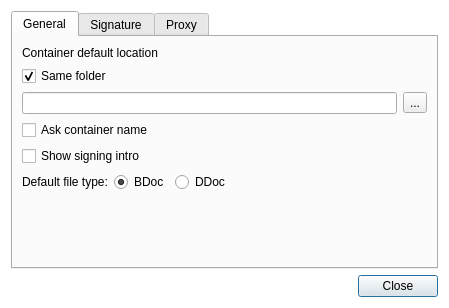
Above: qdigidoc/trunk/client/ui/Settings.ui from tixsys/esteid before the change. Below: the same form after it.
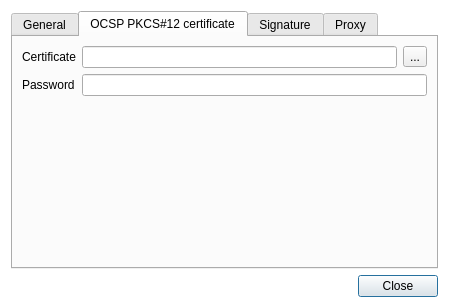
That is the form after the change. The open tabs and pages were chosen to show the change.

Commit message: qdigidoc: client add PKCS12 certificate config

Patch:
```diff
--- a/qdigidoc/trunk/client/ui/Settings.ui
+++ b/qdigidoc/trunk/client/ui/Settings.ui
@@ -6,7 +6,7 @@
    <rect>
     <x>0</x>
     <y>0</y>
-    <width>446</width>
+    <width>423</width>
     <height>298</height>
    </rect>
   </property>
@@ -134,6 +134,57 @@
        </item>
       </layout>
      </widget>
+     <widget class="QWidget" name="tabPKCS12">
+      <attribute name="title">
+       <string>OCSP PKCS#12 certificate</string>
+      </attribute>
+      <layout class="QGridLayout" name="tabPKCS12Layout">
+       <item row="0" column="0">
+        <widget class="QLabel" name="p12CertLabel">
+         <property name="text">
+          <string>Certificate</string>
+         </property>
+        </widget>
+       </item>
+       <item row="0" column="1">
+        <layout class="QHBoxLayout" name="p12Layout">
+         <item>
+          <widget class="QLineEdit" name="p12Cert"/>
+         </item>
+         <item>
+          <widget class="QToolButton" name="p12Button">
+           <property name="text">
+            <string>...</string>
+           </property>
+          </widget>
+         </item>
+        </layout>
+       </item>
+       <item row="1" column="0">
+        <widget class="QLabel" name="p12PassLabel">
+         <property name="text">
+          <string>Password</string>
+         </property>
+        </widget>
+       </item>
+       <item row="1" column="1">
+        <widget class="QLineEdit" name="p12Pass"/>
+       </item>
+       <item row="2" column="1">
+        <spacer name="tabPKCS12Spacer">
+         <property name="orientation">
+          <enum>Qt::Vertical</enum>
+         </property>
+         <property name="sizeHint" stdset="0">
+          <size>
+           <width>20</width>
+           <height>153</height>
+          </size>
+         </property>
+        </spacer>
+       </item>
+      </layout>
+     </widget>
      <widget class="QWidget" name="tabSignature">
       <attribute name="title">
        <string>Signature</string>
```
Left out of the diff: 32 changed lines with no effect on the pictures. The commit also changes 9 other files.
